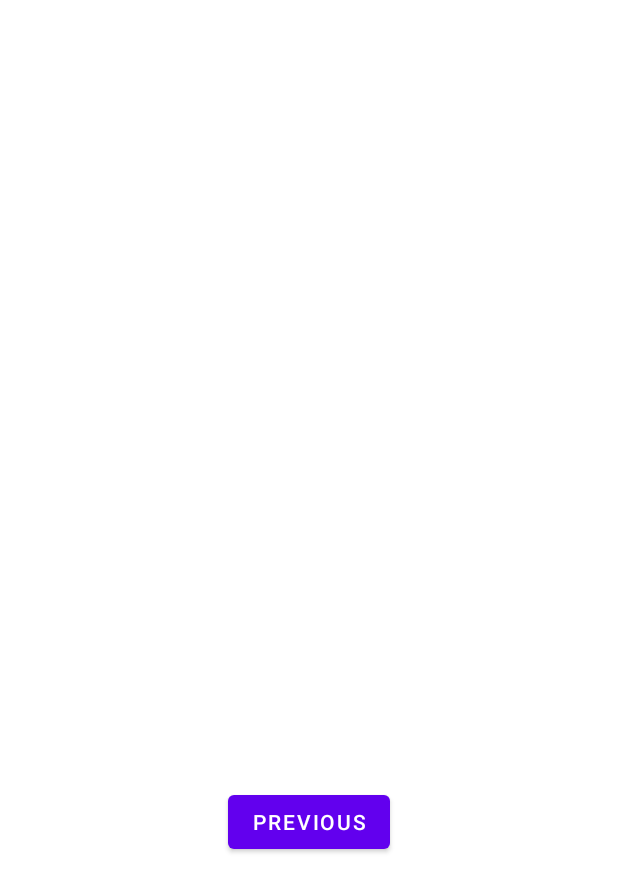
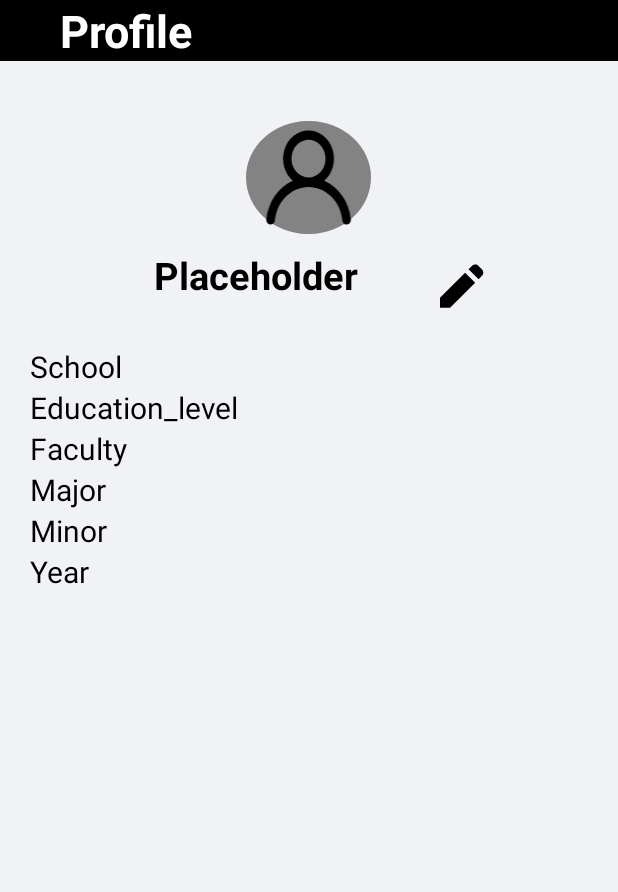
Before and after one commit to Isaac-Stamatelakis/Study_aid_app, an Android app: the layout profile_fragment.xml on its own in the app's theme, with its tools: preview values and no code run, on a phone screen of 412 x 824 dp. Shown: the top 892 px of the screen. Run offline under Robolectric (Android 15) with nearby library versions, the phone set to English and light mode, and no system bars.

Commit message:
added user class, partially complete profile_fragment, partially complete edit_profile_fragment

```diff
--- a/app/src/main/java/com/example/myapplication/MainActivity.java
+++ b/app/src/main/java/com/example/myapplication/MainActivity.java
@@ -116,10 +116,12 @@ public class MainActivity extends AppCompatActivity {
                         Map<String, Object> userInfo = new HashMap<>();
                         userInfo.put("Major", Collections.emptyList());
                         userInfo.put("Minor", Collections.emptyList());
+                        userInfo.put("Name", null);
                         userInfo.put("Education_level", null);
                         userInfo.put("user_id", user_id);
-                        userInfo.put("School", null);
+                        userInfo.put("School", Collections.emptyList());
                         userInfo.put("Year", null);
+                        userInfo.put("Faculty", null);
                         CollectionReference classCollection = db.collection("Users");
                         String id = classCollection.document().getId();
                         classCollection.document(id).set(userInfo).addOnSuccessListener(new OnSuccessListener<Void>() {
--- a/app/src/main/java/com/example/myapplication/TabManager.java
+++ b/app/src/main/java/com/example/myapplication/TabManager.java
@@ -7,7 +7,7 @@ import androidx.fragment.app.FragmentManager;
 import androidx.fragment.app.FragmentTransaction;
 
 import com.example.myapplication.Fragments.Classes.ClassSelectorFragment;
-import com.example.myapplication.Fragments.ProfileFragment;
+import com.example.myapplication.Fragments.Profile.ProfileFragment;
 import com.example.myapplication.Fragments.SocialFragment;
 
 public class TabManager {
--- /dev/null
+++ b/app/src/main/res/drawable/default_icon.xml
@@ -0,0 +1,9 @@
+<vector xmlns:android="http://schemas.android.com/apk/res/android"
+    android:width="55dp"
+    android:height="61dp"
+    android:viewportWidth="55"
+    android:viewportHeight="61">
+  <path
+      android:pathData="M36.002,32.305C38.249,30.344 39.889,27.656 40.694,24.613C41.499,21.571 41.429,18.326 40.493,15.33C39.558,12.334 37.804,9.736 35.475,7.897C33.146,6.058 30.359,5.069 27.5,5.069C24.641,5.069 21.854,6.058 19.525,7.897C17.196,9.736 15.442,12.334 14.507,15.33C13.571,18.326 13.501,21.571 14.306,24.613C15.111,27.656 16.751,30.344 18.998,32.305C15.148,34.015 11.789,36.853 9.279,40.514C6.768,44.175 5.201,48.524 4.744,53.095C4.711,53.429 4.737,53.767 4.822,54.089C4.906,54.412 5.047,54.713 5.237,54.974C5.619,55.504 6.176,55.842 6.783,55.917C7.391,55.991 8.001,55.794 8.478,55.37C8.955,54.946 9.26,54.329 9.327,53.655C9.83,48.686 11.966,44.097 15.327,40.765C18.688,37.433 23.038,35.591 27.546,35.591C32.054,35.591 36.404,37.433 39.764,40.765C43.125,44.097 45.261,48.686 45.765,53.655C45.827,54.279 46.096,54.856 46.519,55.274C46.942,55.691 47.49,55.921 48.056,55.917H48.308C48.909,55.84 49.458,55.503 49.836,54.979C50.214,54.456 50.389,53.788 50.325,53.121C49.866,48.536 48.29,44.177 45.766,40.51C43.243,36.842 39.868,34.006 36.002,32.305V32.305ZM27.5,30.5C25.687,30.5 23.915,29.904 22.407,28.787C20.9,27.67 19.725,26.082 19.031,24.224C18.337,22.366 18.156,20.322 18.51,18.35C18.863,16.378 19.736,14.566 21.018,13.144C22.3,11.723 23.934,10.754 25.712,10.362C27.49,9.97 29.333,10.171 31.008,10.941C32.683,11.71 34.115,13.013 35.122,14.685C36.129,16.357 36.667,18.323 36.667,20.333C36.667,23.03 35.701,25.616 33.982,27.522C32.263,29.429 29.931,30.5 27.5,30.5Z"
+      android:fillColor="#000000"/>
+</vector>
--- /dev/null
+++ b/app/src/main/res/drawable/profile_back.xml
@@ -0,0 +1,9 @@
+<vector xmlns:android="http://schemas.android.com/apk/res/android"
+    android:width="83dp"
+    android:height="75dp"
+    android:viewportWidth="83"
+    android:viewportHeight="75">
+  <path
+      android:pathData="M0,37.5a41.5,37.5 0,1 0,83 0a41.5,37.5 0,1 0,-83 0z"
+      android:fillColor="#838383"/>
+</vector>
--- a/app/src/main/res/layout/profile_fragment.xml
+++ b/app/src/main/res/layout/profile_fragment.xml
@@ -1,27 +1,128 @@
 <?xml version="1.0" encoding="utf-8"?>
-<androidx.constraintlayout.widget.ConstraintLayout xmlns:android="http://schemas.android.com/apk/res/android"
+<LinearLayout
+    xmlns:android="http://schemas.android.com/apk/res/android"
     xmlns:app="http://schemas.android.com/apk/res-auto"
     xmlns:tools="http://schemas.android.com/tools"
+    android:id="@+id/Profile_Fragment"
+    android:orientation="vertical"
     android:layout_width="match_parent"
     android:layout_height="match_parent"
-    tools:context=".Fragments.ProfileFragment">
+    android:gravity="center"
+    android:background="@color/antiflash_white">
+    <TextView
+        android:text="@string/profile"
+        android:textSize="30sp"
+        android:textStyle="bold"
+        android:textColor="@color/white"
+        android:layout_width="match_parent"
+        android:layout_height="wrap_content"
+        android:background="@color/black"
+        android:paddingStart="40dp"
+        android:paddingEnd="40dp">
+    </TextView>
+    <ImageView
+        android:id="@+id/profile_pic"
+        android:src="@drawable/default_icon"
+        android:background="@drawable/profile_back"
+        android:layout_width="wrap_content"
+        android:layout_height="wrap_content"
+        android:layout_marginTop="40dp">
+    </ImageView>
+    <LinearLayout
+        android:layout_width="match_parent"
+        android:layout_height="wrap_content"
+        android:orientation="horizontal">
+        <Space
+            android:layout_width="0dp"
+            android:layout_height="match_parent"
+            android:layout_weight="1"/>
+        <TextView
+            android:id="@+id/profile_username_text"
+            android:text="Placeholder"
+            android:layout_width="wrap_content"
+            android:layout_height="wrap_content"
+            android:layout_gravity="center_horizontal"
+            android:layout_weight="1"
+            android:gravity="center"
+            android:textSize="25sp"
+            android:textStyle="bold"
+            android:paddingTop="10dp"
+            android:paddingBottom="30dp"
+            android:textColor="@color/black"/>
+        <ImageButton
+            android:id="@+id/profile_edit_button"
+            android:layout_width="30dp"
+            android:layout_height="30dp"
+            android:scaleType="fitCenter"
+            android:layout_margin="20dp"
+            android:src="@drawable/edit_icon"
+            android:background="@null"/>
+        <Space
+            android:layout_width="0dp"
+            android:layout_height="match_parent"
+            android:layout_weight="1"/>
+    </LinearLayout>
 
     <TextView
-        android:id="@+id/textview_second"
-        android:layout_width="wrap_content"
+        android:id="@+id/profile_school_text"
+        android:text="@string/profile_fragment_school"
+        android:textSize="20sp"
+        android:layout_width="match_parent"
         android:layout_height="wrap_content"
-        app:layout_constraintBottom_toTopOf="@id/button_second"
-        app:layout_constraintEnd_toEndOf="parent"
-        app:layout_constraintStart_toStartOf="parent"
-        app:layout_constraintTop_toTopOf="parent" />
+        android:paddingStart="20dp"
+        android:paddingEnd="20dp"
+        android:textColor="@color/black"
+        />
+    <TextView
+        android:id="@+id/profile_education_level_text"
+        android:textColor="@color/black"
+        android:layout_width="match_parent"
+        android:layout_height="wrap_content"
+        android:text="@string/education_level"
+        android:textSize="20sp"
+        android:paddingStart="20dp"
+        android:paddingEnd="20dp"/>
+    <TextView
+        android:id="@+id/profile_faculty_text"
+        android:text="@string/profile_fragment_faculty"
+        android:textSize="20sp"
+        android:layout_width="match_parent"
+        android:layout_height="wrap_content"
+        android:paddingStart="20dp"
+        android:paddingEnd="20dp"
+        android:textColor="@color/black"/>
+    <TextView
+        android:id="@+id/profile_major_text"
+        android:textColor="@color/black"
+        android:text="@string/major_info"
+        android:textSize="20sp"
+        android:layout_width="match_parent"
+        android:layout_height="wrap_content"
+        android:paddingStart="20dp"
+        android:paddingEnd="20dp"/>
+    <TextView
+        android:id="@+id/profile_minor_text"
+        android:text="@string/profile_fragment_minor"
+        android:textSize="20sp"
+        android:layout_width="match_parent"
+        android:layout_height="wrap_content"
+        android:paddingStart="20dp"
+        android:paddingEnd="20dp"
+        android:textColor="@color/black"/>
+    <TextView
+        android:id="@+id/profile_year_text"
+        android:text="@string/profile_fragment_year"
+        android:textSize="20sp"
+        android:layout_width="match_parent"
+        android:layout_height="wrap_content"
+        android:paddingStart="20dp"
+        android:paddingEnd="20dp"
+        android:textColor="@color/black"/>
 
-    <Button
-        android:id="@+id/button_second"
-        android:layout_width="wrap_content"
-        android:layout_height="wrap_content"
-        android:text="@string/previous"
-        app:layout_constraintBottom_toBottomOf="parent"
-        app:layout_constraintEnd_toEndOf="parent"
-        app:layout_constraintStart_toStartOf="parent"
-        app:layout_constraintTop_toBottomOf="@id/textview_second" />
-</androidx.constraintlayout.widget.ConstraintLayout>
+
+    <Space
+        android:layout_width="match_parent"
+        android:layout_height="0dp"
+        android:layout_weight="1"/>
+
+</LinearLayout>
--- a/app/src/main/res/navigation/nav_graph.xml
+++ b/app/src/main/res/navigation/nav_graph.xml
@@ -17,7 +17,7 @@
     </fragment>
     <fragment
         android:id="@+id/SecondFragment"
-        android:name="com.example.myapplication.Fragments.ProfileFragment"
+        android:name="com.example.myapplication.Fragments.Profile.ProfileFragment"
         android:label="@string/second_fragment_label"
         tools:layout="@layout/profile_fragment">
 
--- a/app/src/main/res/values/strings.xml
+++ b/app/src/main/res/values/strings.xml
@@ -6,7 +6,23 @@
     <string name="second_fragment_label">Second Fragment</string>
     <string name="next">Next</string>
     <string name="previous">Previous</string>
-
+    <string name="major_info">Major</string>
     <string name="hello_first_fragment">Hello first fragment</string>
     <string name="hello_second_fragment">Hello second fragment. Arg: %1$s</string>
+    <string name="education_level">Education_level</string>
+    <string name="name">Name</string>
+    <string name="profile">Profile</string>
+    <string name="profile_fragment_minor">Minor</string>
+    <string name="profile_fragment_school">School</string>
+    <string name="profile_fragment_year">Year</string>
+    <string name="profile_fragment_faculty">Faculty</string>
+    <string name="edit_profile_name">Name</string>
+    <string name="edit_profile_school">School(s)</string>
+    <string name="edit_profile_year">Year</string>
+    <string name="edit_profile_minor">Minor(s)</string>
+    <string name="edit_profile_major">Major(s)</string>
+    <string name="edit_profile_faculty">Faculty</string>
+    <string name="edit_profile_education_level">Education_level</string>
+    <string name="edit_profile_cancel">Cancel</string>
+    <string name="edit_profile_save">Save</string>
 </resources>
```
Also changed, not shown: app/src/main/java/com/example/myapplication/Fragments/Profile/EditProfileFragment.java (added, +104 -0 lines), app/src/main/java/com/example/myapplication/Fragments/Profile/ProfileFragment.java (added, +138 -0 lines), app/src/main/java/com/example/myapplication/Fragments/Profile/User.java (added, +130 -0 lines), app/src/main/java/com/example/myapplication/Fragments/ProfileFragment.java (deleted, +0 -39 lines), app/src/main/res/layout/black_text_spinner.xml (added, +11 -0 lines), app/src/main/res/layout/edit_profile_fragment.xml (added, +129 -0 lines).
